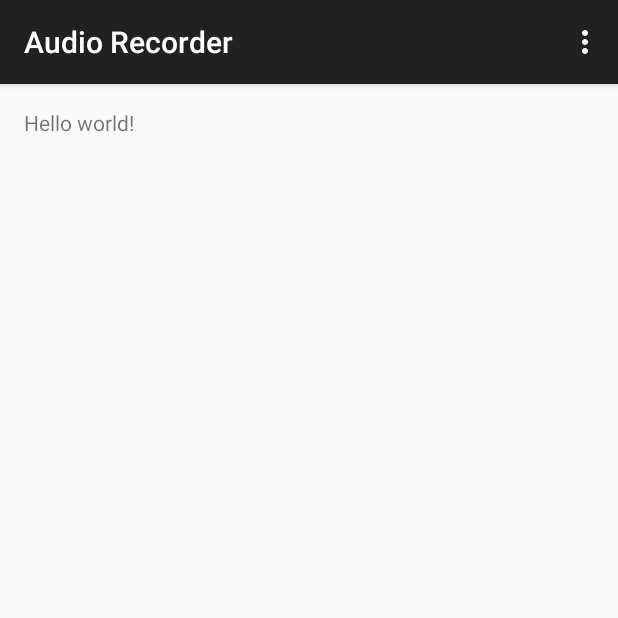
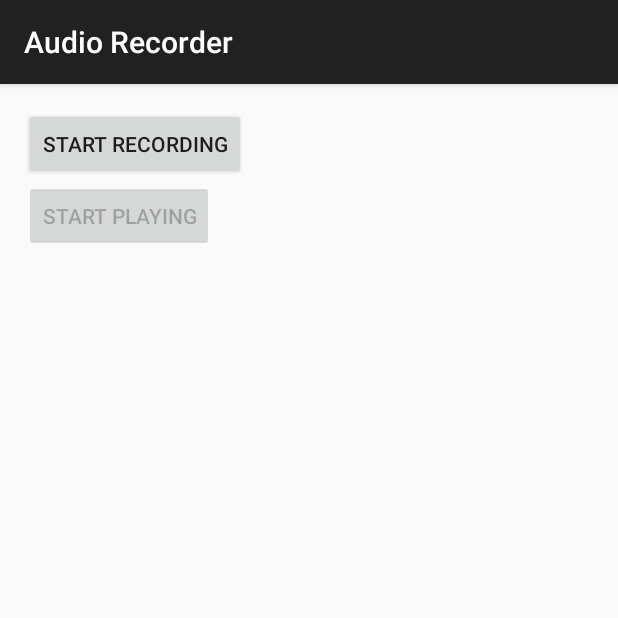
Before and after one commit to LeonardoCardoso/Android-Audio-Recorder, an Android app: the screen it shows after launch (MainActivity), on a phone screen of 412 x 824 dp, the top half of it. Run offline under Robolectric (Android 15) with nearby library versions, the phone set to English and light mode, and no system bars.

Commit message:
Recording Audio

```diff
--- a/Audio Recorder/build.gradle
+++ b/Audio Recorder/build.gradle
@@ -5,7 +5,7 @@ android {
     buildToolsVersion "19.0.3"
 
     defaultConfig {
-        minSdkVersion 8
+        minSdkVersion 16
         targetSdkVersion 19
         versionCode 1
         versionName "1.0"
--- a/Audio Recorder/src/main/java/com/leocardz/android/audio/recorder/MainActivity.java
+++ b/Audio Recorder/src/main/java/com/leocardz/android/audio/recorder/MainActivity.java
@@ -1,36 +1,211 @@
 package com.leocardz.android.audio.recorder;
 
+import android.media.MediaPlayer;
+import android.media.MediaRecorder;
+import android.os.Bundle;
+import android.os.Environment;
 import android.support.v7.app.ActionBarActivity;
-import android.os.Bundle;
-import android.view.Menu;
-import android.view.MenuItem;
+import android.view.View;
+import android.widget.Button;
+
+import java.io.File;
+import java.io.IOException;
+import java.util.Calendar;
 
 
 public class MainActivity extends ActionBarActivity {
 
+    private static final String LOG_TAG = "AudioRecord";
+    private static String root = null;
+    private static String audioPlayerName = null;
+    private static Long millis;
+
+    private Button recordButton = null;
+    private Button playButton = null;
+
+    private MediaRecorder recorder = null;
+    private MediaPlayer mediaPlayer = null;
+
+    private boolean isPlaying = false;
+    private boolean isRecording = false;
+
+    public MainActivity() {
+        createDirectoriesIfNeeded();
+        millis = Calendar.getInstance().getTimeInMillis();
+        audioPlayerName = root + "/" + millis + "audio.mp4";
+    }
+
+    private void createDirectoriesIfNeeded() {
+
+        root = Environment.getExternalStorageDirectory().getAbsolutePath();
+
+        File folder = new File(root, "AudioRecord");
+
+        if (!folder.exists()) {
+            folder.mkdir();
+        }
+
+        File audioFolder = new File(folder.getAbsolutePath(), "Audio");
+
+        if (!audioFolder.exists()) {
+            audioFolder.mkdir();
+        }
+
+        root = audioFolder.getAbsolutePath();
+
+    }
+
     @Override
     protected void onCreate(Bundle savedInstanceState) {
         super.onCreate(savedInstanceState);
+
         setContentView(R.layout.activity_main);
+
+        setUpIds();
+
+        setUpListeners();
+
+    }
+
+    private void setUpIds() {
+        recordButton = (Button) findViewById(R.id.record_button);
+        playButton = (Button) findViewById(R.id.play_button);
+    }
+
+    private void setUpListeners() {
+        recordButton.setOnClickListener(recordClickListener);
+        playButton.setOnClickListener(playClickListener);
     }
 
 
-    @Override
-    public boolean onCreateOptionsMenu(Menu menu) {
-        // Inflate the menu; this adds items to the action bar if it is present.
-        getMenuInflater().inflate(R.menu.main, menu);
-        return true;
+    private View.OnClickListener recordClickListener = new View.OnClickListener() {
+        public void onClick(View v) {
+            isRecording = !isRecording;
+
+            onRecord(isRecording);
+
+            recordButton.setText(isRecording ? R.string.stop_recording : R.string.start_recording);
+            playButton.setEnabled(!isRecording);
+        }
+    };
+
+    private View.OnClickListener playClickListener = new View.OnClickListener() {
+        public void onClick(View v) {
+            isPlaying = !isPlaying;
+
+            onPlay(isPlaying);
+
+            playButton.setText(isPlaying ? R.string.stop_playing : R.string.start_playing);
+            recordButton.setEnabled(!isPlaying);
+        }
+    };
+
+    private void onRecord(boolean start) {
+        if (start) {
+            startRecording();
+        } else {
+            stopRecording();
+        }
+    }
+
+    private void onPlay(boolean start) {
+        if (start) {
+            startPlaying();
+        } else {
+            stopPlaying();
+        }
+    }
+
+    private void startPlaying() {
+        mediaPlayer = new MediaPlayer();
+        try {
+            mediaPlayer.setDataSource(audioPlayerName);
+            mediaPlayer.setOnCompletionListener(completionListener);
+            mediaPlayer.prepare();
+            mediaPlayer.start();
+        } catch (IOException e) {
+            e.printStackTrace();
+        }
+    }
+
+    private MediaPlayer.OnCompletionListener completionListener = new MediaPlayer.OnCompletionListener() {
+        @Override
+        public void onCompletion(MediaPlayer mediaPlayer) {
+            stopPlaying();
+        }
+    };
+
+    private void startRecording() {
+
+        recorder = new MediaRecorder();
+        recorder.setAudioSource(MediaRecorder.AudioSource.MIC);
+        // ACC_ELD is supported only from SDK 16+.
+        // You can use other encoders for lower vesions.
+        recorder.setOutputFormat(MediaRecorder.OutputFormat.MPEG_4);
+        recorder.setAudioEncoder(MediaRecorder.AudioEncoder.AAC_ELD);
+        recorder.setAudioSamplingRate(44100);
+        recorder.setAudioEncodingBitRate(96000);
+        recorder.setOutputFile(audioPlayerName);
+
+        try {
+            recorder.prepare();
+            recorder.start();
+        } catch (IOException e) {
+            e.printStackTrace();
+        }
+
+    }
+
+    private void stopRecording() {
+        if (recorder != null) {
+            recorder.release();
+            completionRecording();
+        }
+    }
+
+    private void stopPlaying() {
+        if (mediaPlayer != null) {
+            mediaPlayer.reset();
+            completionPlaying();
+        }
+    }
+
+    private void reset() {
+        isRecording = false;
+        isPlaying = false;
+    }
+
+    private void completionRecording() {
+        reset();
+        recordButton.setText(R.string.start_recording);
+        playButton.setText(R.string.start_playing);
+        playButton.setEnabled(true);
+    }
+
+    private void completionPlaying() {
+        reset();
+        playButton.setText(R.string.start_playing);
+        recordButton.setEnabled(true);
     }
 
     @Override
-    public boolean onOptionsItemSelected(MenuItem item) {
-        // Handle action bar item clicks here. The action bar will
-        // automatically handle clicks on the Home/Up button, so long
-        // as you specify a parent activity in AndroidManifest.xml.
-        int id = item.getItemId();
-        if (id == R.id.action_settings) {
-            return true;
-        }
-        return super.onOptionsItemSelected(item);
+    public void onPause() {
+        super.onPause();
+
+        stopRecording();
+
+        stopPlaying();
+
     }
+
+    @Override
+    public void onStop() {
+        super.onStop();
+
+        stopRecording();
+
+        stopPlaying();
+
+    }
+
 }
--- a/Audio Recorder/src/main/res/layout/activity_main.xml
+++ b/Audio Recorder/src/main/res/layout/activity_main.xml
@@ -1,16 +1,27 @@
-<RelativeLayout xmlns:android="http://schemas.android.com/apk/res/android"
+<LinearLayout xmlns:android="http://schemas.android.com/apk/res/android"
     xmlns:tools="http://schemas.android.com/tools"
+    android:id="@+id/main_content"
     android:layout_width="match_parent"
     android:layout_height="match_parent"
+    android:orientation="vertical"
+    android:paddingBottom="@dimen/activity_vertical_margin"
     android:paddingLeft="@dimen/activity_horizontal_margin"
     android:paddingRight="@dimen/activity_horizontal_margin"
     android:paddingTop="@dimen/activity_vertical_margin"
-    android:paddingBottom="@dimen/activity_vertical_margin"
     tools:context="com.leocardz.android.audio.recorder.MainActivity">
 
-    <TextView
-        android:text="@string/hello_world"
+
+    <Button
+        android:id="@+id/record_button"
         android:layout_width="wrap_content"
-        android:layout_height="wrap_content" />
+        android:layout_height="wrap_content"
+        android:text="@string/start_recording" />
 
-</RelativeLayout>
+    <Button
+        android:id="@+id/play_button"
+        android:layout_width="wrap_content"
+        android:layout_height="wrap_content"
+        android:enabled="false"
+        android:text="@string/start_playing" />
+
+</LinearLayout>
--- a/Audio Recorder/src/main/res/menu/main.xml
+++ /dev/null
@@ -1,9 +0,0 @@
-<menu xmlns:android="http://schemas.android.com/apk/res/android"
-    xmlns:app="http://schemas.android.com/apk/res-auto"
-    xmlns:tools="http://schemas.android.com/tools"
-    tools:context="com.leocardz.android.audio.recorder.MainActivity" >
-    <item android:id="@+id/action_settings"
-        android:title="@string/action_settings"
-        android:orderInCategory="100"
-        app:showAsAction="never" />
-</menu>
--- a/Audio Recorder/src/main/res/values-w820dp/dimens.xml
+++ /dev/null
@@ -1,6 +0,0 @@
-<resources>
-    <!-- Example customization of dimensions originally defined in res/values/dimens.xml
-         (such as screen margins) for screens with more than 820dp of available width. This
-         would include 7" and 10" devices in landscape (~960dp and ~1280dp respectively). -->
-    <dimen name="activity_horizontal_margin">64dp</dimen>
-</resources>
--- a/Audio Recorder/src/main/res/values/strings.xml
+++ b/Audio Recorder/src/main/res/values/strings.xml
@@ -4,5 +4,9 @@
     <string name="app_name">Audio Recorder</string>
     <string name="hello_world">Hello world!</string>
     <string name="action_settings">Settings</string>
+    <string name="start_recording">Start recording</string>
+    <string name="stop_recording">Stop recording</string>
+    <string name="start_playing">Start playing</string>
+    <string name="stop_playing">Stop playing</string>
 
 </resources>
```
Also changed, not shown: Audio Recorder/src/main/AndroidManifest.xml (+6 -3 lines), 2 other files.
